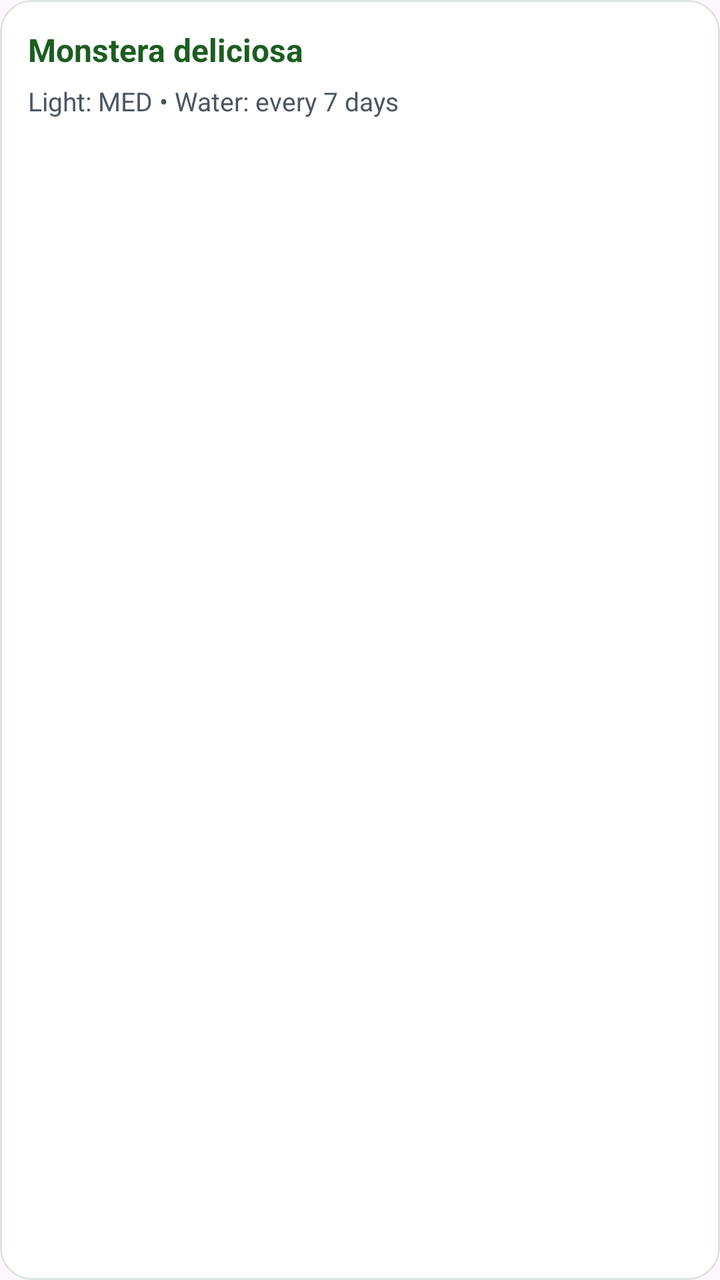
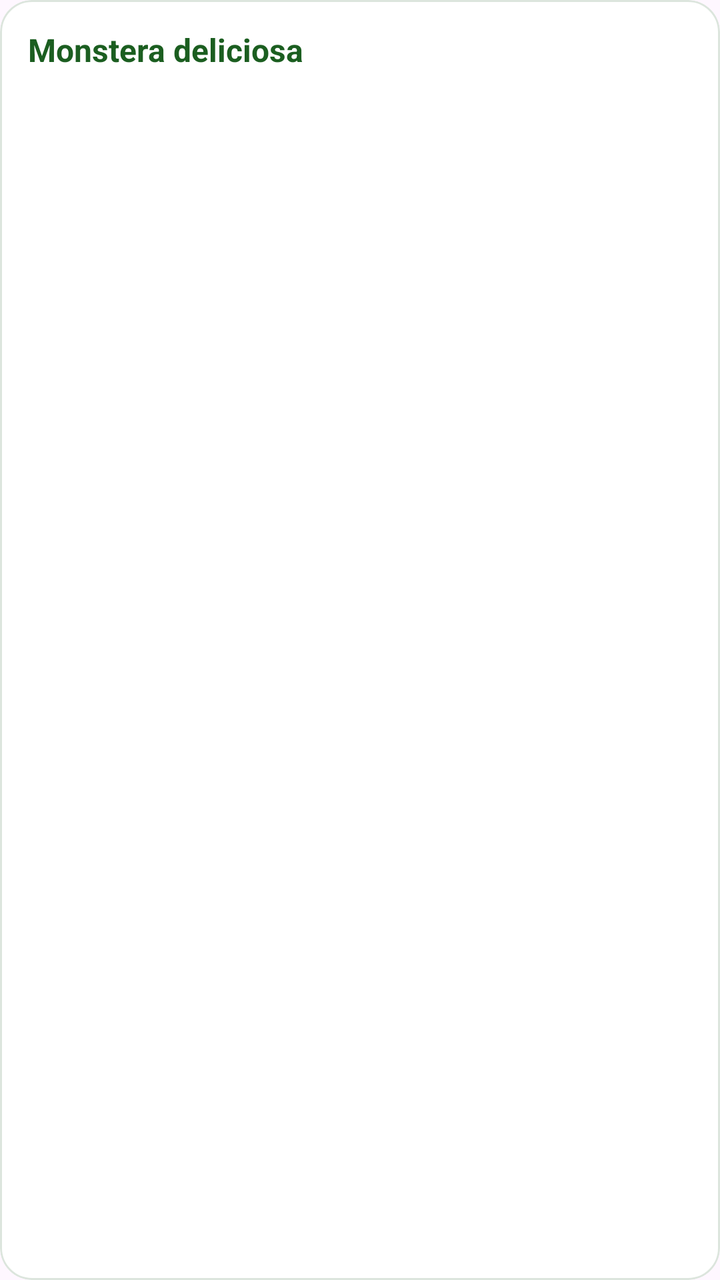

The first picture is an Android layout as it rendered before a commit; the second is the same layout after the commit. The layout source and the unified diff follow.
<!-- AndroidManifest.xml: application theme Theme.TASHTIT -->
<!-- res/layout/item_species.xml -->
<?xml version="1.0" encoding="utf-8"?>
<com.google.android.material.card.MaterialCardView xmlns:android="http://schemas.android.com/apk/res/android"
    xmlns:app="http://schemas.android.com/apk/res-auto"
    android:layout_width="match_parent"
    android:layout_height="wrap_content"
    android:layout_marginBottom="10dp"
    app:cardCornerRadius="16dp"
    app:cardElevation="0dp"
    app:cardBackgroundColor="#FFFFFF"
    app:strokeColor="#DCE5DD"
    app:strokeWidth="1dp">

    <LinearLayout
        android:layout_width="match_parent"
        android:layout_height="wrap_content"
        android:orientation="vertical"
        android:padding="14dp">

        <TextView
            android:id="@+id/tvSpeciesName"
            android:layout_width="match_parent"
            android:layout_height="wrap_content"
            android:textStyle="bold"
            android:textSize="16sp"
            android:textColor="#1B5E20"
            android:text="Monstera deliciosa" />

        <TextView
            android:id="@+id/tvSpeciesMeta"
            android:layout_width="match_parent"
            android:layout_height="wrap_content"
            android:layout_marginTop="6dp"
            android:textSize="13sp"
            android:textColor="#4B5563"
            android:text="Light: MED • Water: every 7 days" />

    </LinearLayout>
</com.google.android.material.card.MaterialCardView>
<!-- resources referenced by this layout -->
<resources>
  <style name="Theme.TASHTIT" parent="Base.Theme.TASHTIT" />
  <style name="Base.Theme.TASHTIT" parent="Theme.Material3.DayNight.NoActionBar">
          
          
  
          
          <item name="android:windowIsTranslucent">true</item>
  
      </style>
</resources>

<!-- the commit's change to res/layout/item_species.xml (unified diff, before → after) -->
@@ -25,14 +25,5 @@
             android:textColor="#1B5E20"
             android:text="Monstera deliciosa" />
 
-        <TextView
-            android:id="@+id/tvSpeciesMeta"
-            android:layout_width="match_parent"
-            android:layout_height="wrap_content"
-            android:layout_marginTop="6dp"
-            android:textSize="13sp"
-            android:textColor="#4B5563"
-            android:text="Light: MED • Water: every 7 days" />
-
     </LinearLayout>
 </com.google.android.material.card.MaterialCardView>
